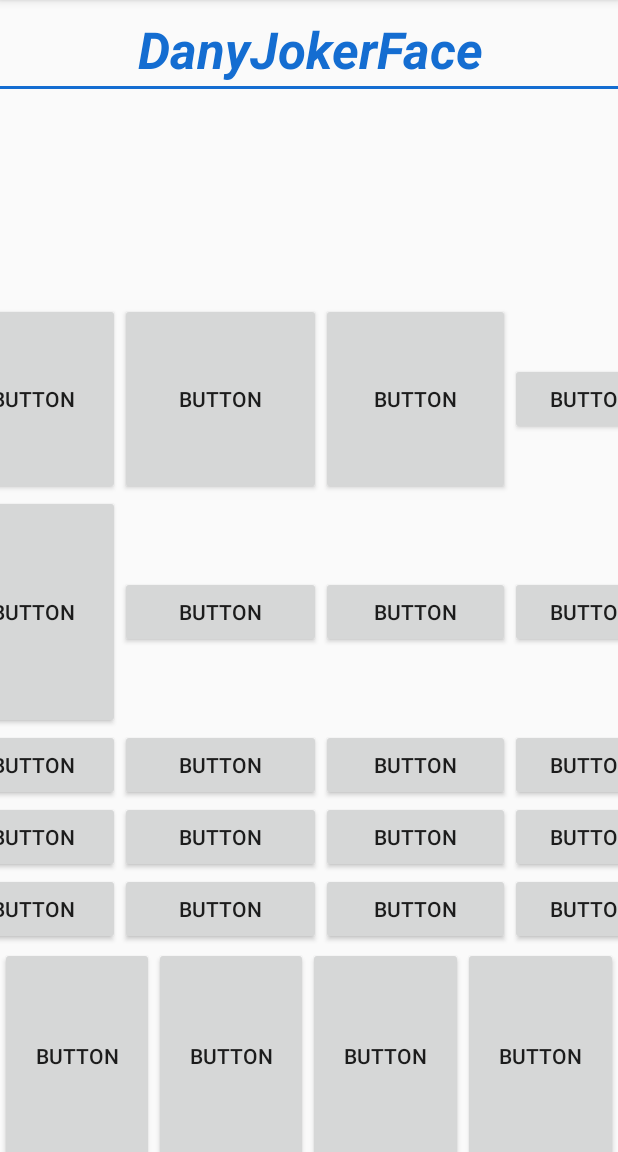
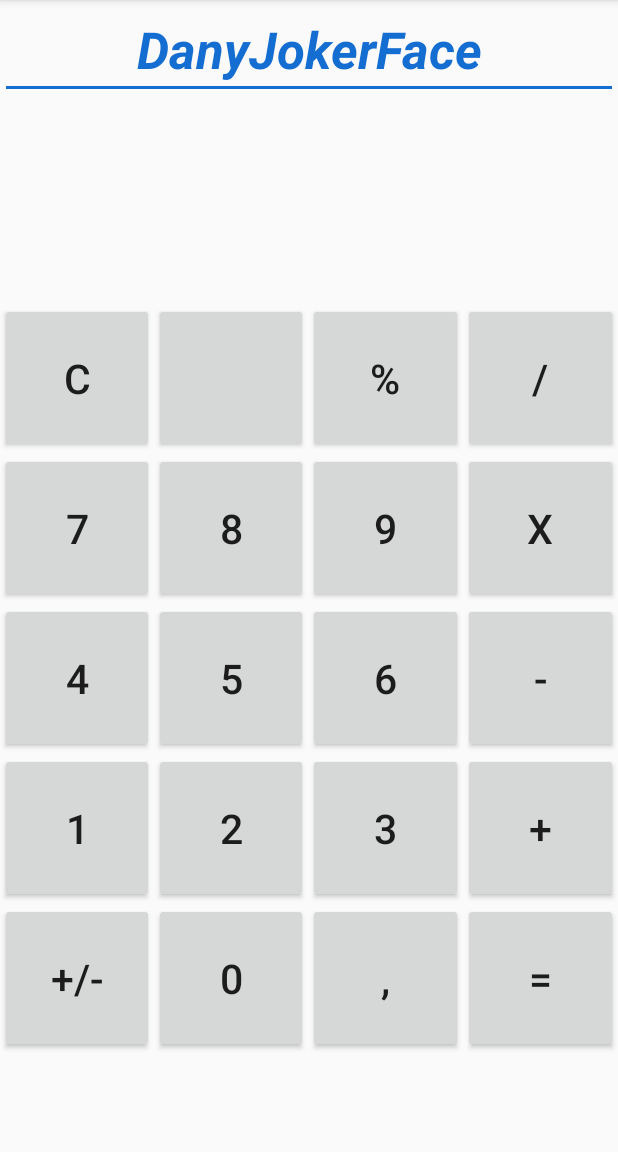
Before and after one commit to ragnatelato/Calculator, an Android app: the screen it shows after launch (MainActivity), on a phone screen of 412 x 824 dp, the part 84-1236 px from its top. Run offline under Robolectric (Android 15) with nearby library versions, the phone set to English and light mode, and no system bars; our stand-ins replace AdMob.

Commit message:
fix layout buttons

```diff
--- a/app/src/main/res/layout/activity_main.xml
+++ b/app/src/main/res/layout/activity_main.xml
@@ -8,22 +8,9 @@
         tools:context="com.example.calculator.MainActivity">
 
 
-<!--    <com.google.android.gms.ads.AdView-->
-<!--            android:id="@+id/adView"-->
-<!--            android:layout_width="0dp"-->
-<!--            android:layout_height="0dp"-->
-<!--            android:layout_alignParentBottom="true"-->
-<!--            android:layout_centerHorizontal="true"-->
-<!--            app:adSize="BANNER"-->
-<!--            app:adUnitId="ca-app-pub-3940256099942544/6300978111"-->
-<!--            app:layout_constraintBottom_toBottomOf="parent"-->
-<!--            app:layout_constraintEnd_toEndOf="parent"-->
-<!--            app:layout_constraintStart_toStartOf="parent"-->
-<!--            app:layout_constraintTop_toBottomOf="@+id/linearLayout" />-->
-
     <EditText
-            android:id="@+id/Author"
-            android:layout_width="480dp"
+            android:id="@+id/author"
+            android:layout_width="0dp"
             android:layout_height="wrap_content"
             android:autofillHints=""
             android:ems="10"
@@ -39,8 +26,8 @@
             app:layout_constraintTop_toTopOf="parent" />
 
     <TextView
-            android:id="@+id/Operations"
-            android:layout_width="480dp"
+            android:id="@+id/operations"
+            android:layout_width="0dp"
             android:layout_height="136dp"
             android:gravity="center_horizontal|center_vertical"
             android:text="@string/operations"
@@ -49,199 +36,277 @@
             android:visibility="invisible"
             app:layout_constraintEnd_toEndOf="parent"
             app:layout_constraintStart_toStartOf="parent"
-            app:layout_constraintTop_toBottomOf="@+id/Author" />
+            app:layout_constraintTop_toBottomOf="@+id/author" />
 
-    <TableLayout
-            android:id="@+id/tableLayout"
-            android:layout_width="485dp"
-            android:layout_height="429dp"
+    <LinearLayout
+            android:id="@+id/linearOperationRow"
+            android:layout_width="0dp"
+            android:layout_height="100dp"
+            android:orientation="horizontal"
+            android:visibility="visible"
             app:layout_constraintEnd_toEndOf="parent"
             app:layout_constraintStart_toStartOf="parent"
-            app:layout_constraintTop_toBottomOf="@+id/Operations">
-
-        <TableRow
-                android:layout_width="match_parent"
-                android:layout_height="match_parent">
+            app:layout_constraintTop_toBottomOf="@+id/operations">
 
         <Button
-                    android:id="@+id/button3"
-                    android:layout_width="116dp"
-                    android:layout_height="128dp"
-                    android:text="Button" />
+                android:id="@+id/button_reset"
+                android:layout_width="wrap_content"
+                android:layout_height="match_parent"
+                android:layout_weight="1"
+                android:text="C"
+                android:textAlignment="center"
+                android:textSize="27sp"
+                tools:ignore="ButtonStyle" />
 
         <Button
-                    android:id="@+id/button4"
-                    android:layout_width="134dp"
+
+                android:id="@+id/button_ic_input_delete"
+                android:layout_width="wrap_content"
                 android:layout_height="match_parent"
-                    android:text="Button" />
+                android:layout_weight="1"
+                android:icon="@android:drawable/ic_input_delete"
+                android:text=""
+                android:textAlignment="center"
+                android:textSize="27sp"
+                tools:ignore="ButtonStyle" />
+        <!--TODO -->
 
         <Button
-                    android:id="@+id/button5"
-                    android:layout_width="113dp"
+                android:id="@+id/button_remainder"
+                android:layout_width="wrap_content"
                 android:layout_height="match_parent"
-                    android:text="Button" />
+                android:layout_weight="1"
+                android:text="%"
+                android:textAlignment="center"
+                android:textSize="27sp"
+                tools:ignore="ButtonStyle" />
 
         <Button
-                    android:id="@+id/button6"
-                    android:layout_width="wrap_content"
-                    android:layout_height="wrap_content"
-                    android:text="Button" />
-        </TableRow>
-
-        <TableRow
-                android:layout_width="wrap_content"
-                android:layout_height="153dp">
-
-            <Button
-                    android:id="@+id/button7"
-                    android:layout_width="wrap_content"
-                    android:layout_height="156dp"
-                    android:text="Button" />
-
-            <Button
-                    android:id="@+id/button8"
-                    android:layout_width="wrap_content"
-                    android:layout_height="wrap_content"
-                    android:text="Button" />
-
-            <Button
-                    android:id="@+id/button9"
-                    android:layout_width="wrap_content"
-                    android:layout_height="wrap_content"
-                    android:text="Button" />
-
-            <Button
-                    android:id="@+id/button10"
-                    android:layout_width="wrap_content"
-                    android:layout_height="wrap_content"
-                    android:text="Button" />
-        </TableRow>
-
-        <TableRow
-                android:layout_width="match_parent"
-                android:layout_height="match_parent">
-
-            <Button
-                    android:id="@+id/button11"
+                android:id="@+id/button_division"
                 android:layout_width="wrap_content"
                 android:layout_height="match_parent"
-                    android:text="Button" />
-
-            <Button
-                    android:id="@+id/button12"
-                    android:layout_width="108dp"
-                    android:layout_height="match_parent"
-                    android:text="Button" />
-
-            <Button
-                    android:id="@+id/button13"
-                    android:layout_width="wrap_content"
-                    android:layout_height="wrap_content"
-                    android:text="Button" />
-
-            <Button
-                    android:id="@+id/button14"
-                    android:layout_width="wrap_content"
-                    android:layout_height="wrap_content"
-                    android:text="Button" />
-        </TableRow>
-
-        <TableRow
-                android:layout_width="match_parent"
-                android:layout_height="match_parent">
-
-            <Button
-                    android:id="@+id/button19"
-                    android:layout_width="wrap_content"
-                    android:layout_height="wrap_content"
-                    android:text="Button" />
-
-            <Button
-                    android:id="@+id/button20"
-                    android:layout_width="wrap_content"
-                    android:layout_height="wrap_content"
-                    android:text="Button" />
-
-            <Button
-                    android:id="@+id/button21"
-                    android:layout_width="wrap_content"
-                    android:layout_height="wrap_content"
-                    android:text="Button" />
-
-            <Button
-                    android:id="@+id/button22"
-                    android:layout_width="wrap_content"
-                    android:layout_height="wrap_content"
-                    android:text="Button" />
-        </TableRow>
-
-        <TableRow
-                android:layout_width="match_parent"
-                android:layout_height="131dp">
-
-            <Button
-                    android:id="@+id/button16"
-                    android:layout_width="wrap_content"
-                    android:layout_height="match_parent"
-                    android:text="Button" />
-
-            <Button
-                    android:id="@+id/button17"
-                    android:layout_width="match_parent"
-                    android:layout_height="match_parent"
-                    android:text="Button" />
-
-            <Button
-                    android:id="@+id/button15"
-                    android:layout_width="126dp"
-                    android:layout_height="match_parent"
-                    android:text="Button" />
-
-            <Button
-                    android:id="@+id/button18"
-                    android:layout_width="108dp"
-                    android:layout_height="match_parent"
-                    android:text="Button" />
-        </TableRow>
-    </TableLayout>
+                android:layout_weight="1"
+                android:text="/"
+                android:textAlignment="center"
+                android:textSize="27sp"
+                tools:ignore="ButtonStyle" />
+    </LinearLayout>
 
     <LinearLayout
-            android:id="@+id/linearLayout"
+            android:id="@+id/linearHighestNumberRow"
             android:layout_width="0dp"
-            android:layout_height="145dp"
+            android:layout_height="100dp"
             android:orientation="horizontal"
             app:layout_constraintEnd_toEndOf="parent"
             app:layout_constraintStart_toStartOf="parent"
-            app:layout_constraintTop_toBottomOf="@+id/tableLayout">
+            app:layout_constraintTop_toBottomOf="@+id/linearOperationRow">
 
         <Button
-                android:id="@+id/button23"
+                android:id="@+id/button_seven"
                 android:layout_width="wrap_content"
                 android:layout_height="match_parent"
                 android:layout_weight="1"
-                android:text="Button" />
+                android:text="7"
+                android:textAlignment="center"
+                android:textSize="27sp"
+                tools:ignore="ButtonStyle" />
 
         <Button
-                android:id="@+id/button24"
+                android:id="@+id/button_eight"
                 android:layout_width="wrap_content"
                 android:layout_height="match_parent"
                 android:layout_weight="1"
-                android:text="Button" />
+                android:text="8"
+                android:textAlignment="center"
+                android:textSize="27sp"
+                tools:ignore="ButtonStyle" />
 
         <Button
-                android:id="@+id/button25"
+                android:id="@+id/button_nine"
                 android:layout_width="wrap_content"
                 android:layout_height="match_parent"
                 android:layout_weight="1"
-                android:text="Button" />
+                android:text="9"
+                android:textAlignment="center"
+                android:textSize="27sp"
+                tools:ignore="ButtonStyle" />
 
         <Button
-                android:id="@+id/button26"
+                android:id="@+id/button_multi"
                 android:layout_width="wrap_content"
                 android:layout_height="match_parent"
                 android:layout_weight="1"
-                android:text="Button" />
+                android:text="X"
+                android:textAlignment="center"
+                android:textSize="27sp"
+                tools:ignore="ButtonStyle" />
     </LinearLayout>
+
+    <LinearLayout
+            android:id="@+id/linearHighNumberRow"
+            android:layout_width="0dp"
+            android:layout_height="100dp"
+            android:orientation="horizontal"
+            app:layout_constraintEnd_toEndOf="parent"
+            app:layout_constraintStart_toStartOf="parent"
+            app:layout_constraintTop_toBottomOf="@+id/linearHighestNumberRow">
+
+        <Button
+                android:id="@+id/button_four"
+                android:layout_width="wrap_content"
+                android:layout_height="match_parent"
+                android:layout_weight="1"
+                android:text="4"
+                android:textAlignment="center"
+                android:textSize="27sp"
+                tools:ignore="ButtonStyle" />
+
+        <Button
+                android:id="@+id/button_five"
+                android:layout_width="wrap_content"
+                android:layout_height="match_parent"
+                android:layout_weight="1"
+                android:text="5"
+                android:textAlignment="center"
+                android:textSize="27sp"
+                tools:ignore="ButtonStyle" />
+
+        <Button
+                android:id="@+id/button_six"
+                android:layout_width="wrap_content"
+                android:layout_height="match_parent"
+                android:layout_weight="1"
+                android:text="6"
+                android:textAlignment="center"
+                android:textSize="27sp"
+                tools:ignore="ButtonStyle" />
+
+        <Button
+                android:id="@+id/button_sub"
+                android:layout_width="wrap_content"
+                android:layout_height="match_parent"
+                android:layout_weight="1"
+                android:text="-"
+                android:textAlignment="center"
+                android:textSize="27sp"
+                tools:ignore="ButtonStyle" />
+    </LinearLayout>
+
+    <LinearLayout
+            android:id="@+id/linearMiddleNumberRow"
+            android:layout_width="0dp"
+            android:layout_height="100dp"
+            android:orientation="horizontal"
+            app:layout_constraintEnd_toEndOf="parent"
+            app:layout_constraintStart_toStartOf="parent"
+            app:layout_constraintTop_toBottomOf="@+id/linearHighNumberRow">
+
+        <Button
+                android:id="@+id/button_one"
+                android:layout_width="wrap_content"
+                android:layout_height="match_parent"
+                android:layout_weight="1"
+                android:text="1"
+                android:textAlignment="center"
+                android:textSize="27sp"
+                tools:ignore="ButtonStyle" />
+
+        <Button
+                android:id="@+id/button_two"
+                android:layout_width="wrap_content"
+                android:layout_height="match_parent"
+                android:layout_weight="1"
+                android:text="2"
+                android:textAlignment="center"
+                android:textSize="27sp"
+                tools:ignore="ButtonStyle" />
+
+        <Button
+                android:id="@+id/button_three"
+                android:layout_width="wrap_content"
+                android:layout_height="match_parent"
+                android:layout_weight="1"
+                android:text="3"
+                android:textAlignment="center"
+                android:textSize="27sp"
+                tools:ignore="ButtonStyle" />
+
+        <Button
+                android:id="@+id/button_sum"
+                android:layout_width="wrap_content"
+                android:layout_height="match_parent"
+                android:layout_weight="1"
+                android:text="+"
+                android:textAlignment="center"
+                android:textSize="27sp"
+                tools:ignore="ButtonStyle" />
+    </LinearLayout>
+
+    <LinearLayout
+            android:id="@+id/linearLowerNumberRor"
+            android:layout_width="0dp"
+            android:layout_height="100dp"
+            android:orientation="horizontal"
+            app:layout_constraintEnd_toEndOf="parent"
+            app:layout_constraintStart_toStartOf="parent"
+            app:layout_constraintTop_toBottomOf="@+id/linearMiddleNumberRow">
+
+        <Button
+                android:id="@+id/button_pos_neg"
+                android:layout_width="wrap_content"
+                android:layout_height="match_parent"
+                android:layout_weight="1"
+                android:text="+/-"
+                android:textAlignment="center"
+                android:textSize="27sp"
+                tools:ignore="ButtonStyle" />
+
+        <Button
+                android:id="@+id/button_zero"
+                android:layout_width="wrap_content"
+                android:layout_height="match_parent"
+                android:layout_weight="1"
+                android:text="0"
+                android:textAlignment="center"
+                android:textSize="27sp"
+                tools:ignore="ButtonStyle" />
+
+        <Button
+                android:id="@+id/button_comma"
+                android:layout_width="wrap_content"
+                android:layout_height="match_parent"
+                android:layout_weight="1"
+                android:text=","
+                android:textAlignment="center"
+                android:textSize="27sp"
+                tools:ignore="ButtonStyle" />
+
+        <Button
+                android:id="@+id/button_equal"
+                android:layout_width="wrap_content"
+                android:layout_height="match_parent"
+                android:layout_weight="1"
+                android:text="="
+                android:textAlignment="center"
+                android:textSize="27sp"
+                tools:ignore="ButtonStyle" />
+    </LinearLayout>
+
+    <!--    <com.google.android.gms.ads.AdView-->
+    <!--            android:id="@+id/adView"-->
+    <!--            android:layout_width="0dp"-->
+    <!--            android:layout_height="0dp"-->
+    <!--            android:layout_alignParentBottom="true"-->
+    <!--            android:layout_centerHorizontal="true"-->
+    <!--            app:adSize="BANNER"-->
+    <!--            app:adUnitId="ca-app-pub-3940256099942544/6300978111"-->
+    <!--            app:layout_constraintBottom_toBottomOf="parent"-->
+    <!--            app:layout_constraintEnd_toEndOf="parent"-->
+    <!--            app:layout_constraintStart_toStartOf="parent"-->
+    <!--            app:layout_constraintTop_toBottomOf="@+id/linearLayout"-->
+    <!--            tools:visibility="gone" />-->
+
+    <!--TODO -->
 
 
 </androidx.constraintlayout.widget.ConstraintLayout>
```
Also changed, not shown: build.gradle (line endings or trailing spaces). Lines whose indentation alone changed are shown as unchanged.
